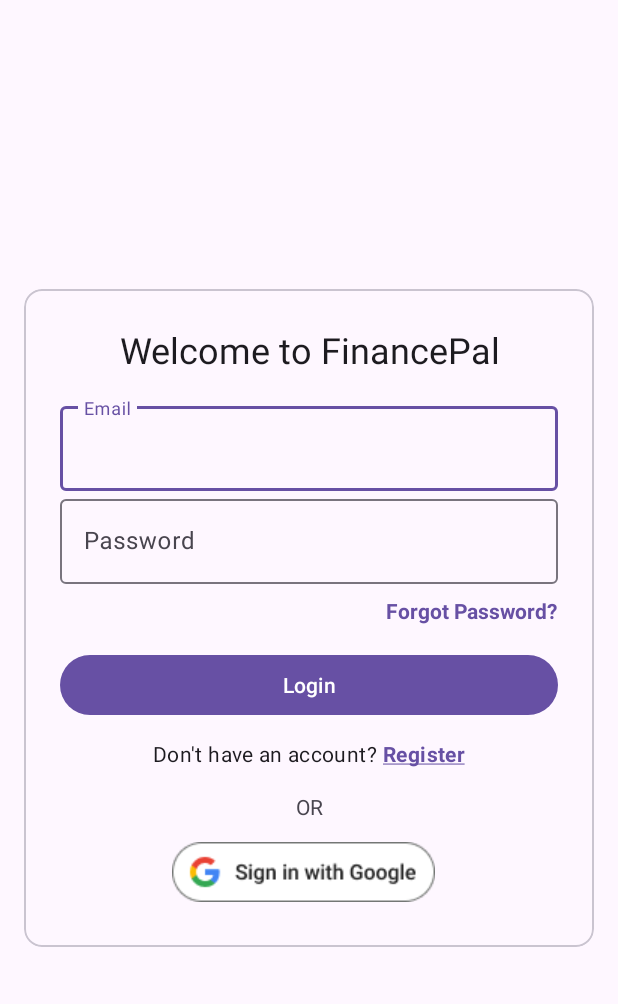
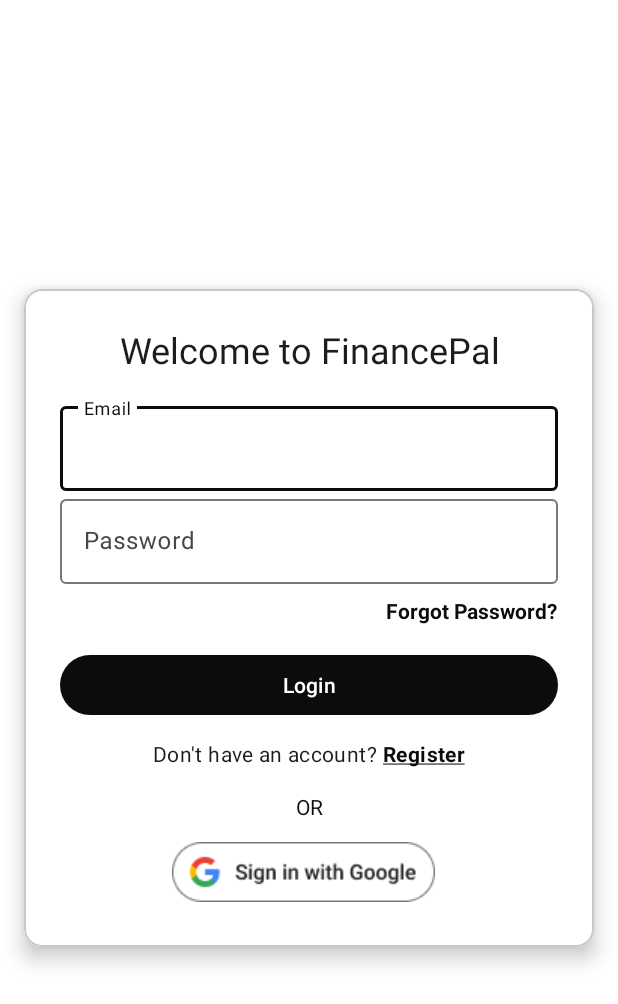
Before and after one commit to skp3214/FinancePal, an Android app: the screen it shows after launch (LoginActivity), on a phone screen of 412 x 824 dp. Shown: the top 1004 px of the screen. Run offline under Robolectric (Android 15) with nearby library versions, the phone set to English and light mode, and no system bars; our stand-ins replace Firebase (no records; nobody signed in at launch, a user with empty details on screens opened directly).

Commit message:
Refactor XML layouts to improve UI consistency; update colors, backgrounds, and text appearances across multiple activities

```diff
--- a/app/src/main/res/layout/activity_login.xml
+++ b/app/src/main/res/layout/activity_login.xml
@@ -1,17 +1,28 @@
-<com.google.android.material.card.MaterialCardView xmlns:android="http://schemas.android.com/apk/res/android"
+<LinearLayout xmlns:android="http://schemas.android.com/apk/res/android"
+    xmlns:tools="http://schemas.android.com/tools"
+    xmlns:app="http://schemas.android.com/apk/res-auto"
+    android:layout_width="match_parent"
+    android:layout_height="match_parent"
+    android:orientation="vertical"
+    android:background="?attr/colorOnPrimary"
+    android:gravity="center"
+    tools:context=".view.LoginActivity">
+
+    <com.google.android.material.card.MaterialCardView
+        android:id="@+id/login_activity"
         android:layout_width="match_parent"
         android:layout_height="wrap_content"
-    xmlns:tools="http://schemas.android.com/tools"
-    android:id="@+id/login_activity"
-    tools:context=".view.LoginActivity"
         android:layout_marginLeft="16dp"
+        android:layout_marginRight="16dp"
         android:layout_gravity="center"
-    android:layout_marginRight="16dp">
+        app:cardCornerRadius="12dp"
+        app:cardElevation="8dp">
 
         <LinearLayout
             android:layout_width="match_parent"
             android:layout_height="wrap_content"
             android:orientation="vertical"
+            android:background="?attr/colorOnPrimary"
             android:padding="24dp">
 
             <!-- Welcome Text -->
@@ -23,27 +34,14 @@
                 android:gravity="center"
                 android:paddingBottom="16dp" />
 
-        <!-- Name Input (Only for Register) -->
-        <com.google.android.material.textfield.TextInputLayout
-            android:id="@+id/name_layout"
-            style="@style/Widget.Material3.TextInputLayout.OutlinedBox"
-            android:layout_width="match_parent"
-            android:layout_height="wrap_content"
-            android:hint="Name"
-            android:visibility="gone">
-
-            <com.google.android.material.textfield.TextInputEditText
-                android:id="@+id/et_name"
-                android:layout_width="match_parent"
-                android:layout_height="wrap_content" />
-        </com.google.android.material.textfield.TextInputLayout>
 
             <!-- Email Input -->
             <com.google.android.material.textfield.TextInputLayout
                 style="@style/Widget.Material3.TextInputLayout.OutlinedBox"
                 android:layout_width="match_parent"
                 android:layout_height="wrap_content"
-            android:hint="Email">
+                android:hint="Email"
+                app:boxBackgroundColor="?attr/colorOnPrimary">
 
                 <com.google.android.material.textfield.TextInputEditText
                     android:id="@+id/et_email"
@@ -57,7 +55,8 @@
                 style="@style/Widget.Material3.TextInputLayout.OutlinedBox"
                 android:layout_width="match_parent"
                 android:layout_height="wrap_content"
-            android:hint="Password">
+                android:hint="Password"
+                app:boxBackgroundColor="?attr/colorOnPrimary">
 
                 <com.google.android.material.textfield.TextInputEditText
                     android:id="@+id/et_password"
@@ -120,7 +119,7 @@
                 android:gravity="center"
                 android:text="OR"
                 android:textAppearance="?attr/textAppearanceBodyMedium"
-            android:textColor="?attr/colorOnSurfaceVariant" />
+                android:textColor="?attr/colorPrimary" />
 
             <!-- Google Sign-In Button -->
             <ImageButton
@@ -132,7 +131,10 @@
                 android:contentDescription="@string/app_name"
                 android:paddingStart="16dp"
                 android:src="@drawable/signin"
+                android:backgroundTint="?attr/colorOnPrimary"
                 android:textAlignment="viewStart" />
 
         </LinearLayout>
     </com.google.android.material.card.MaterialCardView>
+
+</LinearLayout>
--- a/app/src/main/res/layout/activity_user_profile.xml
+++ b/app/src/main/res/layout/activity_user_profile.xml
@@ -5,15 +5,17 @@
     android:id="@+id/main"
     android:layout_width="match_parent"
     android:layout_height="match_parent"
+    android:background="?attr/colorOnPrimary"
     tools:context=".view.UserProfileActivity">
 
     <com.google.android.material.appbar.MaterialToolbar
         android:id="@+id/topAppBar"
         android:layout_width="match_parent"
         android:layout_height="wrap_content"
-        android:background="?attr/colorPrimary"
+        android:background="?attr/colorOnPrimary"
         android:title="User Profile"
         app:navigationIcon="@drawable/baseline_arrow_back_24"
+        app:navigationIconTint="?attr/colorPrimary"
         app:layout_constraintTop_toTopOf="parent" />
 
     <ImageView
--- a/app/src/main/res/layout/dialogue_form.xml
+++ b/app/src/main/res/layout/dialogue_form.xml
@@ -9,6 +9,7 @@
         android:layout_width="match_parent"
         android:layout_height="wrap_content"
         android:orientation="vertical"
+        android:background="?attr/colorOnPrimary"
         android:padding="24dp">
 
         <!-- Name Input -->
@@ -82,7 +83,7 @@
                 android:background="?attr/selectableItemBackground"
                 android:textAppearance="?attr/textAppearanceBodyLarge"
                 android:text="Select Due Date"
-            android:textColorHint="?attr/colorOnSurfaceVariant" />
+            android:textColorHint="?attr/colorOnPrimary" />
         </com.google.android.material.textfield.TextInputLayout>
 
         <!-- Category Dropdown with Outline -->
--- a/app/src/main/res/values-night/themes.xml
+++ b/app/src/main/res/values-night/themes.xml
@@ -1,7 +1,13 @@
 <resources xmlns:tools="http://schemas.android.com/tools">
-    <!-- Base application theme. -->
-    <style name="Base.Theme.FinancePal" parent="Theme.Material3.DayNight.NoActionBar">
-        <!-- Customize your dark theme here. -->
-        <!-- <item name="colorPrimary">@color/my_dark_primary</item> -->
+
+    <!-- Base dark theme -->
+    <style name="Base.Theme.FinancePal" parent="Theme.Material3.Dark.NoActionBar">
+
+        <item name="colorPrimary">@color/white</item>
+        <item name="colorOnPrimary">@color/black</item>
+
     </style>
+
+    <style name="Theme.FinancePal" parent="Base.Theme.FinancePal" />
+
 </resources>
--- a/app/src/main/res/values/colors.xml
+++ b/app/src/main/res/values/colors.xml
@@ -1,5 +1,5 @@
 <?xml version="1.0" encoding="utf-8"?>
 <resources>
-    <color name="black">#FF000000</color>
-    <color name="white">#FFFFFFFF</color>
+    <color name="black">#0D0C0C</color>
+    <color name="white">#ffffff</color>
 </resources>
--- a/app/src/main/res/values/themes.xml
+++ b/app/src/main/res/values/themes.xml
@@ -1,9 +1,14 @@
 <resources xmlns:tools="http://schemas.android.com/tools">
-    <!-- Base application theme. -->
-    <style name="Base.Theme.FinancePal" parent="Theme.Material3.DayNight.NoActionBar">
-        <!-- Customize your light theme here. -->
-        <!-- <item name="colorPrimary">@color/my_light_primary</item> -->
+
+    <!-- Base application theme -->
+    <style name="Base.Theme.FinancePal" parent="Theme.Material3.Light.NoActionBar">
+
+        <!-- Primary Colors -->
+        <item name="colorPrimary">@color/black</item>
+        <item name="colorOnPrimary">@color/white</item>
+
     </style>
 
     <style name="Theme.FinancePal" parent="Base.Theme.FinancePal" />
+
 </resources>
```
Also changed, not shown: app/src/main/res/layout/activity_item_detail.xml (+37 -36 lines), app/src/main/res/layout/activity_main.xml (+9 -3 lines), app/src/main/res/layout/activity_register.xml (+21 -6 lines), app/src/main/res/layout/custom_listview.xml (+16 -11 lines). Lines whose indentation alone changed are shown as unchanged.
